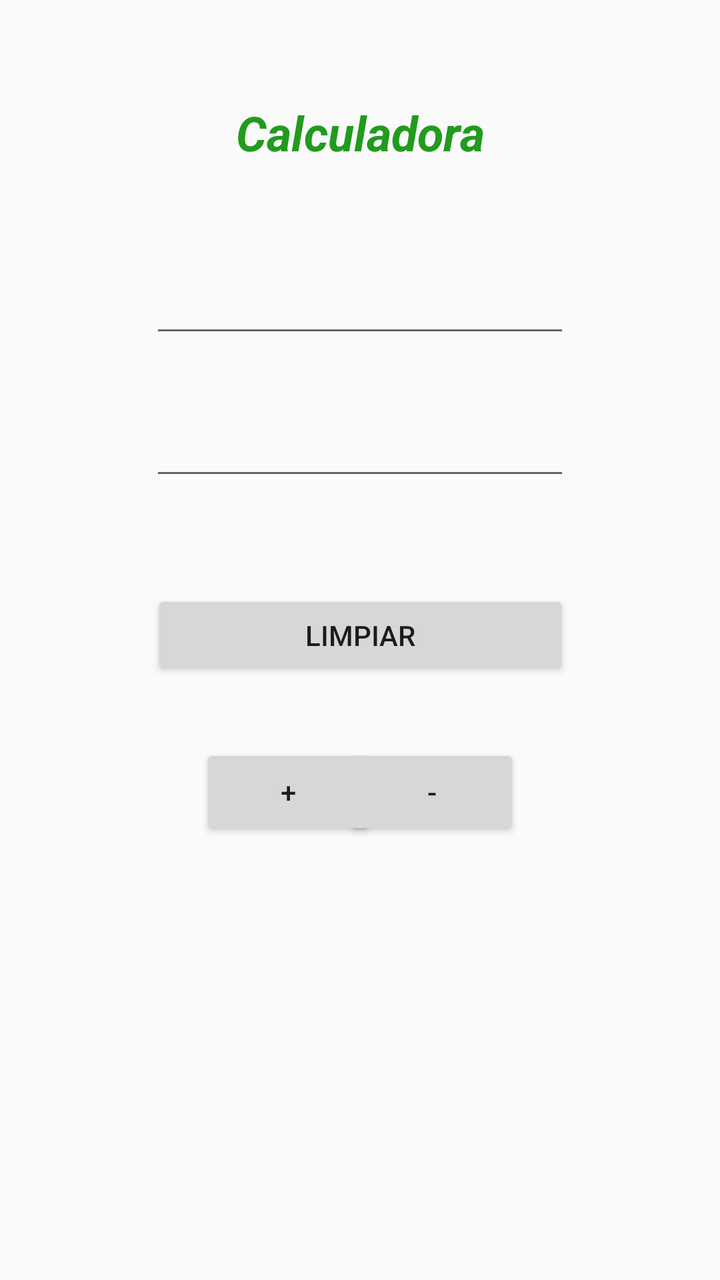
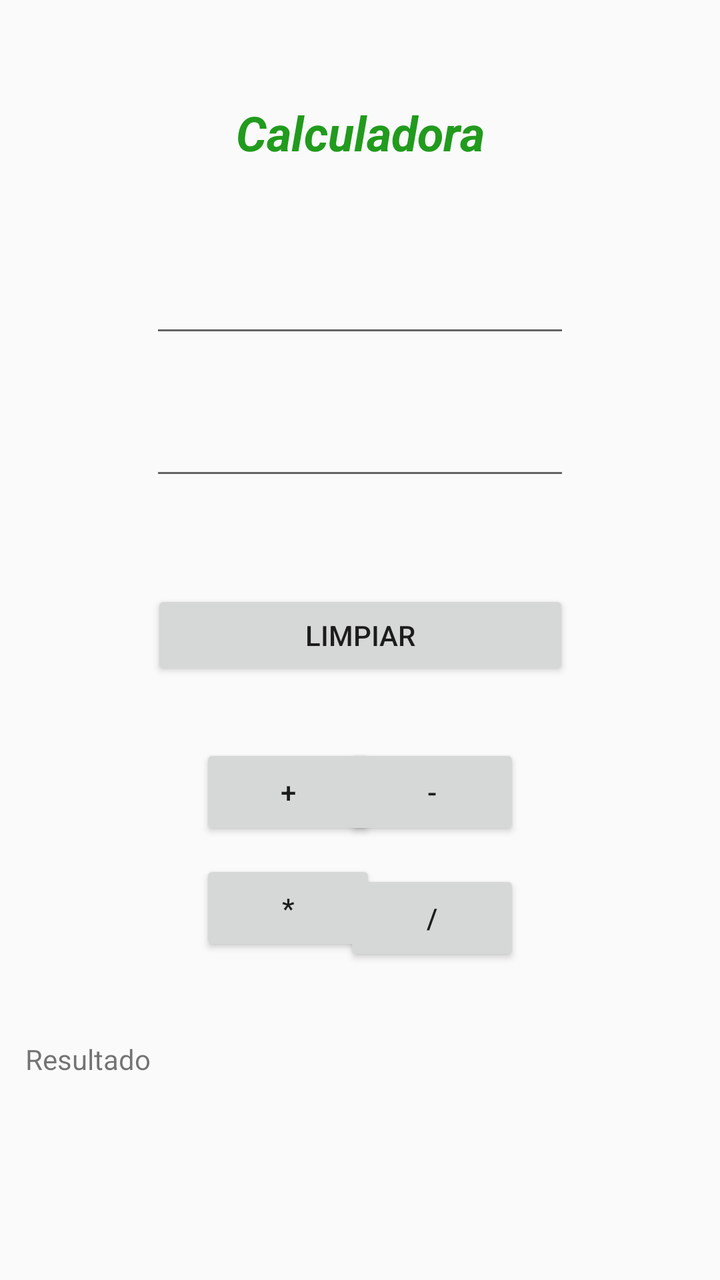

Compare the two renders of this Android layout. The source of the first and the diff that turns it into the second are given below.
<!-- AndroidManifest.xml: application theme Theme.Proyecto01 -->
<!-- res/layout/activity_main.xml -->
<?xml version="1.0" encoding="utf-8"?>
<androidx.constraintlayout.widget.ConstraintLayout xmlns:android="http://schemas.android.com/apk/res/android"
    xmlns:app="http://schemas.android.com/apk/res-auto"
    xmlns:tools="http://schemas.android.com/tools"
    android:id="@+id/main"
    android:layout_width="match_parent"
    android:layout_height="match_parent"
    tools:context=".MainActivity2">

    <TextView
        android:id="@+id/lblTitulo"
        android:layout_width="wrap_content"
        android:layout_height="wrap_content"
        android:layout_marginTop="50dp"
        android:text="Calculadora"
        android:textColor="#219B1D"
        android:textSize="24sp"
        android:textStyle="bold|italic"
        app:layout_constraintEnd_toEndOf="parent"
        app:layout_constraintStart_toStartOf="parent"
        app:layout_constraintTop_toTopOf="parent" />

    <EditText
        android:id="@+id/txtNumero1"
        android:layout_width="wrap_content"
        android:layout_height="wrap_content"
        android:layout_marginTop="50dp"
        android:ems="10"
        android:inputType="number"
        app:layout_constraintEnd_toEndOf="parent"
        app:layout_constraintStart_toStartOf="parent"
        app:layout_constraintTop_toBottomOf="@+id/lblTitulo" />

    <EditText
        android:id="@+id/txtNuimero2"
        android:layout_width="wrap_content"
        android:layout_height="wrap_content"
        android:layout_marginTop="30dp"
        android:ems="10"
        android:inputType="number"
        app:layout_constraintEnd_toEndOf="parent"
        app:layout_constraintStart_toStartOf="parent"
        app:layout_constraintTop_toBottomOf="@+id/txtNumero1" />

    <Button
        android:id="@+id/btnLimpiar"
        android:layout_width="209dp"
        android:layout_height="45dp"
        android:layout_marginTop="50dp"
        android:text="Limpiar"
        app:layout_constraintEnd_toEndOf="parent"
        app:layout_constraintStart_toStartOf="parent"
        app:layout_constraintTop_toBottomOf="@+id/txtNuimero2" />

    <Button
        android:id="@+id/btnSumar"
        android:layout_width="wrap_content"
        android:layout_height="wrap_content"
        android:layout_marginStart="100dp"
        android:layout_marginTop="32dp"
        android:text="+"
        app:layout_constraintStart_toStartOf="parent"
        app:layout_constraintTop_toBottomOf="@+id/btnLimpiar" />

    <Button
        android:id="@+id/btnRestar"
        android:layout_width="wrap_content"
        android:layout_height="wrap_content"
        android:layout_marginTop="32dp"
        android:layout_marginEnd="100dp"
        android:text="-"
        app:layout_constraintEnd_toEndOf="parent"
        app:layout_constraintTop_toBottomOf="@+id/btnLimpiar" />
</androidx.constraintlayout.widget.ConstraintLayout>
<!-- resources referenced by this layout -->
<resources>
  <style name="Theme.Proyecto01" parent="Theme.AppCompat.DayNight" />
</resources>

<!-- the commit's change to res/layout/activity_main.xml (unified diff, before → after) -->
@@ -71,4 +71,34 @@
         android:text="-"
         app:layout_constraintEnd_toEndOf="parent"
         app:layout_constraintTop_toBottomOf="@+id/btnLimpiar" />
+
+    <Button
+        android:id="@+id/btnMultiplicar"
+        android:layout_width="wrap_content"
+        android:layout_height="wrap_content"
+        android:layout_marginStart="100dp"
+        android:layout_marginTop="10dp"
+        android:text="*"
+        app:layout_constraintStart_toStartOf="parent"
+        app:layout_constraintTop_toBottomOf="@+id/btnSumar" />
+
+    <Button
+        android:id="@+id/btnDividir"
+        android:layout_width="wrap_content"
+        android:layout_height="wrap_content"
+        android:layout_marginTop="15dp"
+        android:layout_marginEnd="100dp"
+        android:text="/"
+        app:layout_constraintEnd_toEndOf="parent"
+        app:layout_constraintTop_toBottomOf="@+id/btnRestar" />
+
+    <TextView
+        android:id="@+id/lblResultado"
+        android:layout_width="335dp"
+        android:layout_height="41dp"
+        android:layout_marginTop="180dp"
+        android:text="Resultado"
+        app:layout_constraintEnd_toEndOf="parent"
+        app:layout_constraintStart_toStartOf="parent"
+        app:layout_constraintTop_toBottomOf="@+id/btnLimpiar" />
 </androidx.constraintlayout.widget.ConstraintLayout>
